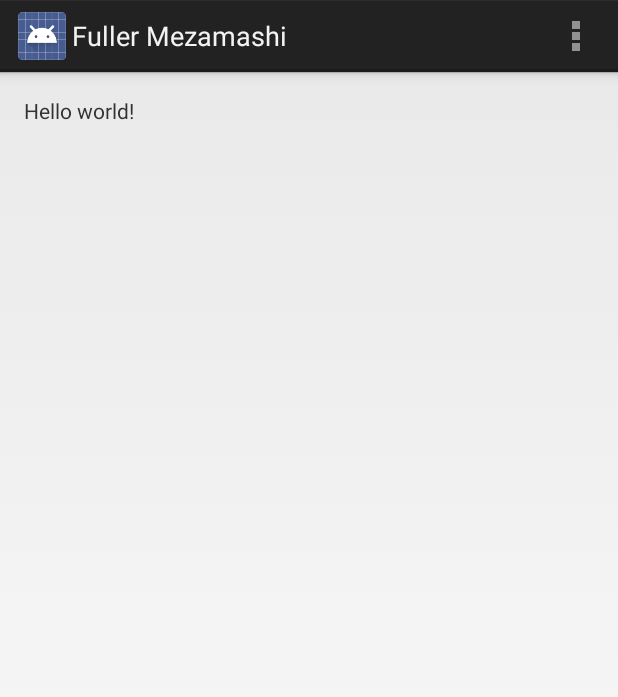
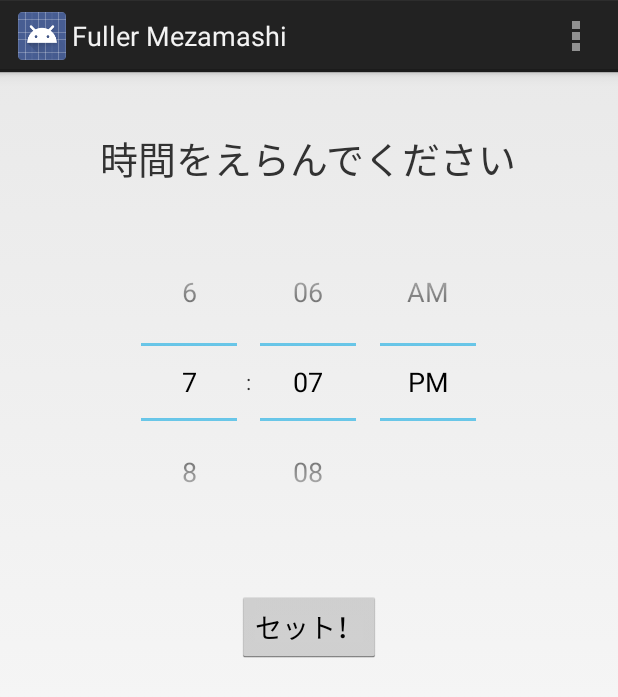
Before and after one commit to puhitaku/FullerMezamashi, an Android app: the screen it shows after launch (SettingActivity), on a phone screen of 412 x 824 dp. Shown: the top 697 px of the screen. Run offline under Robolectric (Android 15) with nearby library versions, the phone set to English and light mode, and no system bars.

Commit message:
Created activity

```diff
--- a/FullerMezamashi/src/main/res/layout/activity_setting.xml
+++ b/FullerMezamashi/src/main/res/layout/activity_setting.xml
@@ -11,6 +11,28 @@
     <TextView
         android:layout_width="wrap_content"
         android:layout_height="wrap_content"
-        android:text="@string/hello_world" />
+        android:text="@string/choose"
+        android:textSize="25dp"
+        android:layout_alignParentTop="true"
+        android:layout_centerHorizontal="true"
+        android:layout_marginTop="22dp"
+        android:id="@+id/textView"/>
+
+    <TimePicker
+            android:layout_width="wrap_content"
+            android:layout_height="wrap_content"
+            android:id="@+id/timePicker"
+            android:layout_below="@+id/textView"
+            android:layout_centerHorizontal="true"
+            android:layout_marginTop="24dp"/>
+
+    <Button
+            android:layout_width="wrap_content"
+            android:layout_height="wrap_content"
+            android:text="@string/set_time"
+            android:id="@+id/btnSet"
+            android:layout_below="@+id/timePicker"
+            android:layout_centerHorizontal="true"
+            android:layout_marginTop="33dp"/>
 
 </RelativeLayout>
--- a/FullerMezamashi/src/main/res/values/strings.xml
+++ b/FullerMezamashi/src/main/res/values/strings.xml
@@ -3,6 +3,12 @@
 
     <string name="app_name">Fuller Mezamashi</string>
     <string name="action_settings">Settings</string>
+
+    //Text Label
     <string name="hello_world">Hello world!</string>
+    <string name="choose">時間をえらんでください</string>
+
+    //Button
+    <string name="set_time">セット！</string>
 
 </resources>
```
